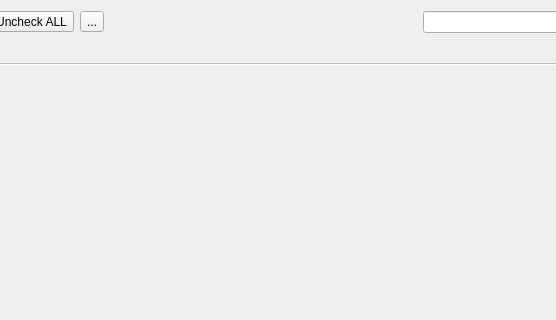
Old version of the form ui/KeyList.ui in the repository saturneric/GpgFrontend; both pictures show x 270 to 826 and y 0 to 320 of the 1016 by 856 pixel window.
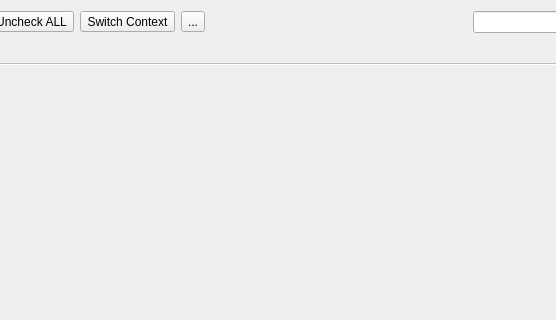
New version of the form. Icons and pictures are not drawn.

Commit message: feat: add more context of key database support

The edit to the form file:
```diff
--- a/ui/KeyList.ui
+++ b/ui/KeyList.ui
@@ -92,6 +92,23 @@
             </property>
            </widget>
           </item>
+          <item>
+           <widget class="QToolButton" name="switchContextButton">
+            <property name="toolTip">
+             <string>Uncheck ALL</string>
+            </property>
+            <property name="text">
+             <string>Switch Context</string>
+            </property>
+            <property name="icon">
+             <iconset resource="../gpgfrontend.qrc">
+              <normaloff>:/icons/none.png</normaloff>:/icons/none.png</iconset>
+            </property>
+            <property name="popupMode">
+             <enum>QToolButton::InstantPopup</enum>
+            </property>
+           </widget>
+          </item>
           <item>
            <widget class="QToolButton" name="columnTypeButton">
             <property name="acceptDrops">
```
The commit also changes 17 other files.
